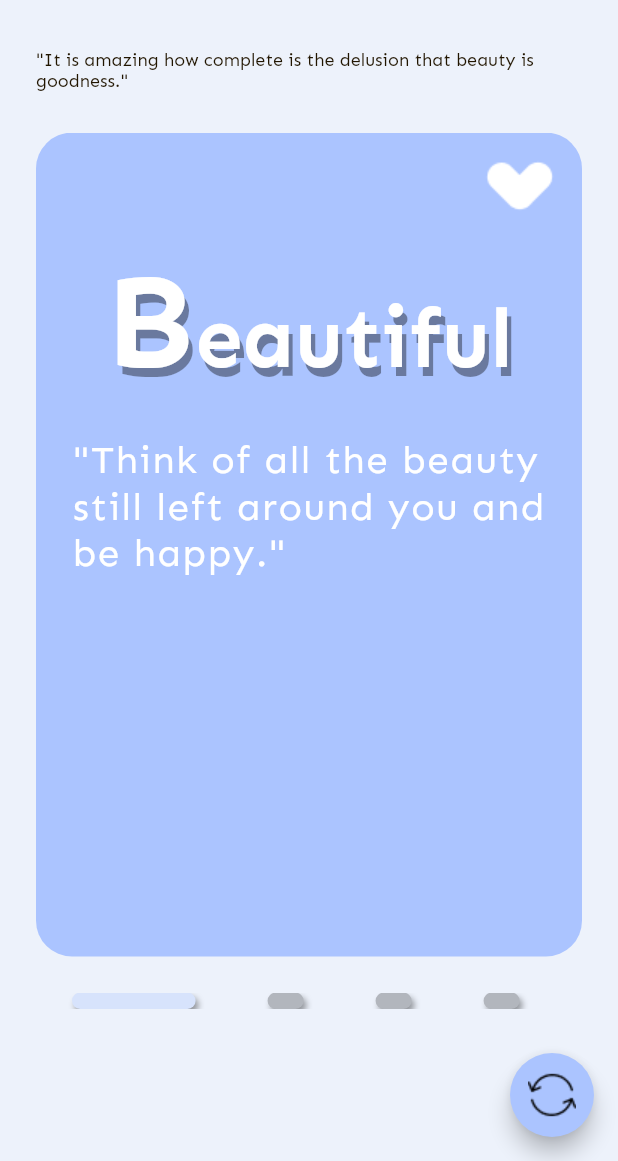
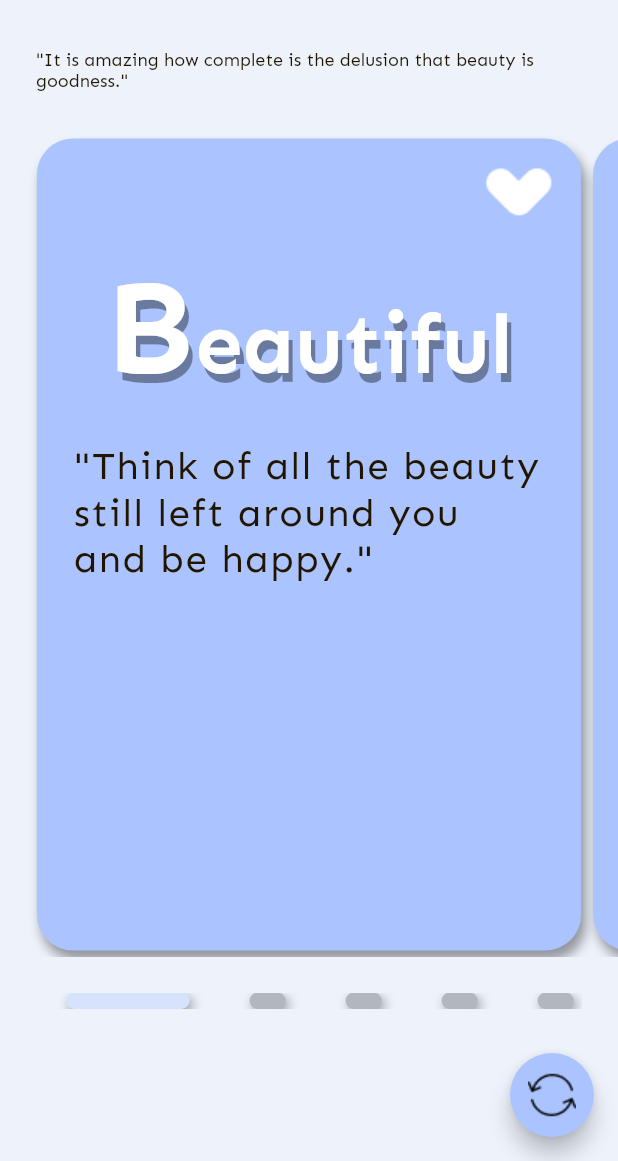
Before and after one commit to DooxFonggg/English_app, a Flutter app: the HomePage screen opened directly, on a phone screen of 412 x 824 dp, the part 75-1236 px from its top. Run offline on Flutter 3.47's test engine with Material 2 defaults, Android fonts, the phone set to English and light mode, and no system bars.

```diff
--- a/lib/pages/home_page.dart
+++ b/lib/pages/home_page.dart
@@ -12,7 +12,14 @@ class HomePage extends StatefulWidget {
 
 class _HomePageState extends State<HomePage> {
   int _currentIndex = 0;
-  PageController _pageController = PageController();
+  late PageController _pageController;
+  @override
+  void initState() {
+    _pageController = PageController(viewportFraction: 0.9);
+    // TODO: implement initState
+    super.initState();
+  }
+
   @override
   Widget build(BuildContext context) {
     Size size = MediaQuery.of(context).size; // lay size ra
@@ -35,12 +42,13 @@ class _HomePageState extends State<HomePage> {
       ),
       body: Container(
         width: double.infinity, // chiều rộng tối đa có thể
-        margin: EdgeInsets.symmetric(horizontal: 24),
+        // margin: EdgeInsets.symmetric(horizontal: 24),
         child: Column(
           children: [
             Container(
               height: size.height * 1 / 10,
               alignment: Alignment.center,
+              padding: EdgeInsets.symmetric(horizontal: 24),
               child: Text(
                 '"It is amazing how complete is the delusion that beauty is goodness."',
                 style: AppStyles.h6
@@ -61,10 +69,19 @@ class _HomePageState extends State<HomePage> {
                   itemCount: 5, // số lần lướt
                   itemBuilder: (context, index) {
                     // index hiển thị số trang đã lướt đến
-                    return Container(
+                    return Padding(
+                      padding: const EdgeInsets.all(4.0),
+                      child: Container(
                         decoration: BoxDecoration(
                             color: AppColor.primaryColor,
-                          borderRadius: BorderRadius.all(Radius.circular(24))),
+                            boxShadow: [
+                              BoxShadow(
+                                  color: Colors.black38,
+                                  offset: Offset(3, 6),
+                                  blurRadius: 6)
+                            ],
+                            borderRadius:
+                                BorderRadius.all(Radius.circular(24))),
                         child: Column(
                           children: [
                             Container(
@@ -75,7 +92,8 @@ class _HomePageState extends State<HomePage> {
                             RichText(
                                 maxLines: 1,
                                 overflow: TextOverflow.ellipsis,
-                              textAlign: TextAlign.start, // dồn chữ về bên trái
+                                textAlign:
+                                    TextAlign.start, // dồn chữ về bên trái
                                 text: TextSpan(
                                     text: 'B',
                                     style: TextStyle(
@@ -105,24 +123,31 @@ class _HomePageState extends State<HomePage> {
                               padding: const EdgeInsets.all(24),
                               child: Text(
                                 '"Think of all the beauty still left around you and be happy."',
-                              style: AppStyles.h4.copyWith(letterSpacing: 1),
+                                style: AppStyles.h4.copyWith(
+                                    letterSpacing: 1,
+                                    color: AppColor.textColor),
                               ),
                             )
                           ],
                         ),
+                      ),
                     );
                   }),
             ),
-            SizedBox(
+            Padding(
+              padding: const EdgeInsets.symmetric(horizontal: 24),
+              child: SizedBox(
                 height: size.height * 1 / 14,
                 child: Container(
                   padding: EdgeInsets.symmetric(vertical: 24),
                   alignment: Alignment.center,
                   child: ListView.builder(
+                      physics: NeverScrollableScrollPhysics(),
                       scrollDirection: Axis.horizontal,
                       itemBuilder: (context, index) {
                         return buidIndicator(index == _currentIndex, size);
                       }),
+                ),
               ),
             ),
           ],
@@ -140,14 +165,14 @@ class _HomePageState extends State<HomePage> {
   Widget buidIndicator(bool isActive, Size size) {
     return Container(
       height: 08,
-      margin: EdgeInsets.symmetric(horizontal: 24),
+      margin: EdgeInsets.symmetric(horizontal: 20),
       width: isActive ? size.width * 1 / 5 : 24,
       decoration: BoxDecoration(
           color: isActive ? AppColor.lightBlue : AppColor.lightGrey,
           borderRadius: BorderRadius.all(Radius.circular(12)),
           boxShadow: [
             BoxShadow(
-                color: Colors.black38, offset: Offset(2, 3), blurRadius: 3)
+                color: Colors.black38, offset: Offset(2, 3), blurRadius: 6)
           ]),
     );
   }
```
Lines whose indentation alone changed are shown as unchanged.
